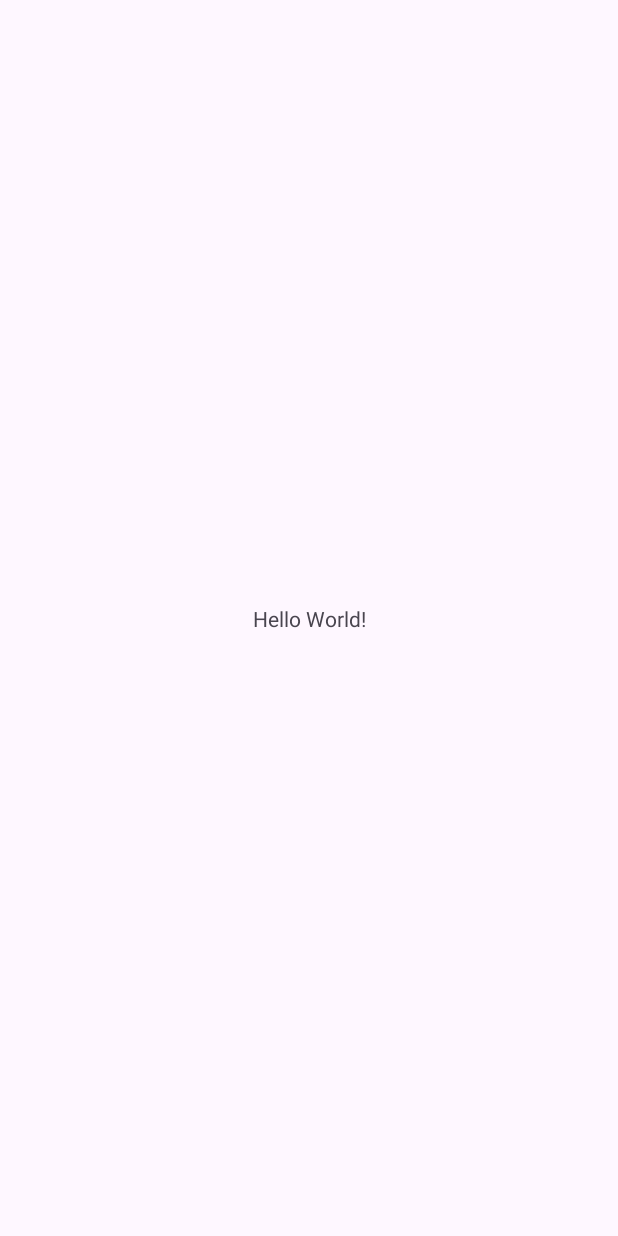
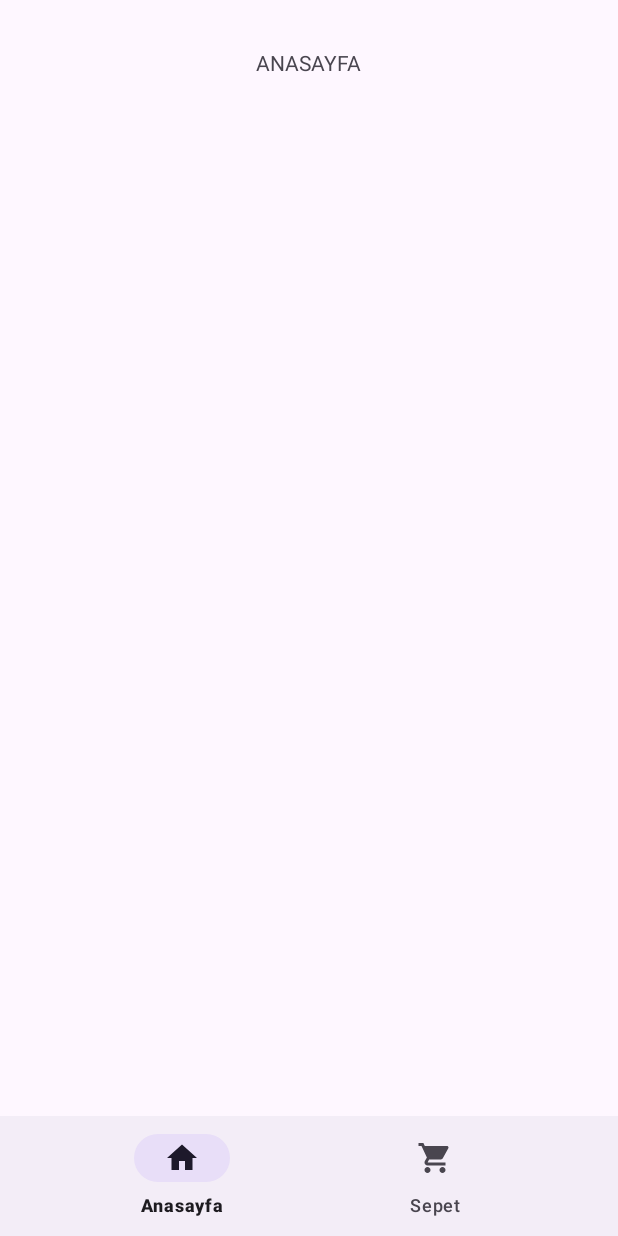
Before and after one commit to kayaalpkoker/kotlin-food-delivery-app, an Android app: the screen it shows after launch (MainActivity), on a phone screen of 412 x 824 dp. Before the commit the screen is almost empty. Run offline under Robolectric (Android 15) with nearby library versions, the phone set to English and light mode, and no system bars; our stand-ins replace Dagger/Hilt's generated code.

Commit message:
Add view binding to fragments, add nav host component

```diff
--- a/app/src/main/AndroidManifest.xml
+++ b/app/src/main/AndroidManifest.xml
@@ -2,7 +2,11 @@
 <manifest xmlns:android="http://schemas.android.com/apk/res/android"
     xmlns:tools="http://schemas.android.com/tools">
 
+    <uses-permission android:name="android.permission.INTERNET"/>
+
     <application
+        android:usesCleartextTraffic="true"
+        android:name=".di.HiltApplication"
         android:allowBackup="true"
         android:dataExtractionRules="@xml/data_extraction_rules"
         android:fullBackupContent="@xml/backup_rules"
--- a/app/src/main/java/com/example/fooddeliveryapp/MainActivity.kt
+++ b/app/src/main/java/com/example/fooddeliveryapp/MainActivity.kt
@@ -2,10 +2,13 @@ package com.example.fooddeliveryapp
 
 import androidx.appcompat.app.AppCompatActivity
 import android.os.Bundle
+import dagger.hilt.android.AndroidEntryPoint
 
+@AndroidEntryPoint
 class MainActivity : AppCompatActivity() {
     override fun onCreate(savedInstanceState: Bundle?) {
         super.onCreate(savedInstanceState)
         setContentView(R.layout.activity_main)
     }
+
 }
--- a/app/src/main/java/com/example/fooddeliveryapp/ui/fragment/AnasayfaFragment.kt
+++ b/app/src/main/java/com/example/fooddeliveryapp/ui/fragment/AnasayfaFragment.kt
@@ -5,56 +5,47 @@ import androidx.fragment.app.Fragment
 import android.view.LayoutInflater
 import android.view.View
 import android.view.ViewGroup
+import androidx.navigation.fragment.findNavController
 import com.example.fooddeliveryapp.R
+import com.example.fooddeliveryapp.databinding.FragmentAnasayfaBinding
+import dagger.hilt.android.AndroidEntryPoint
 
-// TODO: Rename parameter arguments, choose names that match
-// the fragment initialization parameters, e.g. ARG_ITEM_NUMBER
-private const val ARG_PARAM1 = "param1"
-private const val ARG_PARAM2 = "param2"
+@AndroidEntryPoint
+class AnasayfaFragment : Fragment() {
 
-/**
- * A simple [Fragment] subclass.
- * Use the [AnasayfaFragment.newInstance] factory method to
- * create an instance of this fragment.
- */
-class AnasayfaFragment : Fragment() {
-    // TODO: Rename and change types of parameters
-    private var param1: String? = null
-    private var param2: String? = null
-
-    override fun onCreate(savedInstanceState: Bundle?) {
-        super.onCreate(savedInstanceState)
-        arguments?.let {
-            param1 = it.getString(ARG_PARAM1)
-            param2 = it.getString(ARG_PARAM2)
-        }
-    }
+    private lateinit var binding: FragmentAnasayfaBinding
 
     override fun onCreateView(
         inflater: LayoutInflater, container: ViewGroup?,
         savedInstanceState: Bundle?
     ): View? {
         // Inflate the layout for this fragment
-        return inflater.inflate(R.layout.fragment_anasayfa, container, false)
+        binding = FragmentAnasayfaBinding.inflate(inflater, container, false)
+
+
+
+        return binding.root
     }
 
-    companion object {
-        /**
-         * Use this factory method to create a new instance of
-         * this fragment using the provided parameters.
-         *
-         * @param param1 Parameter 1.
-         * @param param2 Parameter 2.
-         * @return A new instance of fragment AnasayfaFragment.
-         */
-        // TODO: Rename and change types and number of parameters
-        @JvmStatic
-        fun newInstance(param1: String, param2: String) =
-            AnasayfaFragment().apply {
-                arguments = Bundle().apply {
-                    putString(ARG_PARAM1, param1)
-                    putString(ARG_PARAM2, param2)
+    override fun onViewCreated(view: View, savedInstanceState: Bundle?) {
+        super.onViewCreated(view, savedInstanceState)
+        setupBottomNavigationView()
+    }
+
+    private fun setupBottomNavigationView() {
+        binding.bottomNav.setOnNavigationItemSelectedListener { item ->
+            when (item.itemId) {
+                R.id.anasayfaFragment -> {
+                    // Do nothing for now
+                    true
                 }
+                R.id.sepetFragment -> {
+                    findNavController().navigate(R.id.switchHomepageToCart)
+                    true
+                }
+                else -> false
             }
+        }
     }
+
 }
--- /dev/null
+++ b/app/src/main/res/drawable/icon_cart.xml
@@ -0,0 +1,5 @@
+<vector android:height="24dp" android:tint="#6F2DBC"
+    android:viewportHeight="24" android:viewportWidth="24"
+    android:width="24dp" xmlns:android="http://schemas.android.com/apk/res/android">
+    <path android:fillColor="@android:color/white" android:pathData="M7,18c-1.1,0 -1.99,0.9 -1.99,2S5.9,22 7,22s2,-0.9 2,-2 -0.9,-2 -2,-2zM1,2v2h2l3.6,7.59 -1.35,2.45c-0.16,0.28 -0.25,0.61 -0.25,0.96 0,1.1 0.9,2 2,2h12v-2L7.42,15c-0.14,0 -0.25,-0.11 -0.25,-0.25l0.03,-0.12 0.9,-1.63h7.45c0.75,0 1.41,-0.41 1.75,-1.03l3.58,-6.49c0.08,-0.14 0.12,-0.31 0.12,-0.48 0,-0.55 -0.45,-1 -1,-1L5.21,4l-0.94,-2L1,2zM17,18c-1.1,0 -1.99,0.9 -1.99,2s0.89,2 1.99,2 2,-0.9 2,-2 -0.9,-2 -2,-2z"/>
+</vector>
--- /dev/null
+++ b/app/src/main/res/drawable/icon_home.xml
@@ -0,0 +1,5 @@
+<vector android:height="24dp" android:tint="#6F2DBC"
+    android:viewportHeight="24" android:viewportWidth="24"
+    android:width="24dp" xmlns:android="http://schemas.android.com/apk/res/android">
+    <path android:fillColor="@android:color/white" android:pathData="M10,20v-6h4v6h5v-8h3L12,3 2,12h3v8z"/>
+</vector>
--- a/app/src/main/res/layout/activity_main.xml
+++ b/app/src/main/res/layout/activity_main.xml
@@ -6,13 +6,17 @@
     android:layout_height="match_parent"
     tools:context=".MainActivity">
 
-    <TextView
-        android:layout_width="wrap_content"
-        android:layout_height="wrap_content"
-        android:text="Hello World!"
+    <androidx.fragment.app.FragmentContainerView
+        android:id="@+id/navHostFragment"
+        android:name="androidx.navigation.fragment.NavHostFragment"
+        android:layout_width="0dp"
+        android:layout_height="0dp"
+        app:defaultNavHost="true"
         app:layout_constraintBottom_toBottomOf="parent"
         app:layout_constraintEnd_toEndOf="parent"
+        app:layout_constraintHorizontal_bias="0.5"
         app:layout_constraintStart_toStartOf="parent"
-        app:layout_constraintTop_toTopOf="parent" />
-
+        app:layout_constraintTop_toTopOf="parent"
+        app:layout_constraintVertical_bias="0.5"
+        app:navGraph="@navigation/main_activity_nav" />
 </androidx.constraintlayout.widget.ConstraintLayout>
--- a/app/src/main/res/layout/fragment_anasayfa.xml
+++ b/app/src/main/res/layout/fragment_anasayfa.xml
@@ -1,14 +1,28 @@
 <?xml version="1.0" encoding="utf-8"?>
-<FrameLayout xmlns:android="http://schemas.android.com/apk/res/android"
+<androidx.constraintlayout.widget.ConstraintLayout xmlns:android="http://schemas.android.com/apk/res/android"
+    xmlns:app="http://schemas.android.com/apk/res-auto"
     xmlns:tools="http://schemas.android.com/tools"
     android:layout_width="match_parent"
     android:layout_height="match_parent"
     tools:context=".ui.fragment.AnasayfaFragment">
 
-    <!-- TODO: Update blank fragment layout -->
+    <com.google.android.material.bottomnavigation.BottomNavigationView
+        android:id="@+id/bottomNav"
+        android:layout_width="0dp"
+        android:layout_height="wrap_content"
+        app:layout_constraintBottom_toBottomOf="parent"
+        app:layout_constraintEnd_toEndOf="parent"
+        app:layout_constraintStart_toStartOf="parent"
+        app:menu="@menu/menu_bottom" />
+
     <TextView
-        android:layout_width="match_parent"
-        android:layout_height="match_parent"
-        android:text="@string/hello_blank_fragment" />
-
-</FrameLayout>
+        android:id="@+id/textView3"
+        android:layout_width="wrap_content"
+        android:layout_height="wrap_content"
+        android:layout_marginTop="32dp"
+        android:text="ANASAYFA"
+        app:layout_constraintEnd_toEndOf="parent"
+        app:layout_constraintHorizontal_bias="0.5"
+        app:layout_constraintStart_toStartOf="parent"
+        app:layout_constraintTop_toTopOf="parent" />
+</androidx.constraintlayout.widget.ConstraintLayout>
--- /dev/null
+++ b/app/src/main/res/menu/menu_bottom.xml
@@ -0,0 +1,13 @@
+<?xml version="1.0" encoding="utf-8"?>
+<menu xmlns:app="http://schemas.android.com/apk/res-auto"
+    xmlns:android="http://schemas.android.com/apk/res/android">
+
+    <item
+        android:id="@+id/anasayfaFragment"
+        android:icon="@drawable/icon_home"
+        android:title="Anasayfa" />
+    <item
+        android:id="@+id/sepetFragment"
+        android:icon="@drawable/icon_cart"
+        android:title="Sepet" />
+</menu>
--- /dev/null
+++ b/app/src/main/res/navigation/main_activity_nav.xml
@@ -0,0 +1,30 @@
+<?xml version="1.0" encoding="utf-8"?>
+<navigation xmlns:android="http://schemas.android.com/apk/res/android"
+    xmlns:app="http://schemas.android.com/apk/res-auto"
+    xmlns:tools="http://schemas.android.com/tools"
+    android:id="@+id/main_activity_nav"
+    app:startDestination="@id/anasayfaFragment">
+
+    <fragment
+        android:id="@+id/anasayfaFragment"
+        android:name="com.example.fooddeliveryapp.ui.fragment.AnasayfaFragment"
+        android:label="fragment_anasayfa"
+        tools:layout="@layout/fragment_anasayfa" >
+        <action
+            android:id="@+id/switchHomepageToProductDetail"
+            app:destination="@id/urunDetayFragment" />
+        <action
+            android:id="@+id/switchHomepageToCart"
+            app:destination="@id/sepetFragment" />
+    </fragment>
+    <fragment
+        android:id="@+id/urunDetayFragment"
+        android:name="com.example.fooddeliveryapp.ui.fragment.UrunDetayFragment"
+        android:label="fragment_urun_detay"
+        tools:layout="@layout/fragment_urun_detay" />
+    <fragment
+        android:id="@+id/sepetFragment"
+        android:name="com.example.fooddeliveryapp.ui.fragment.SepetFragment"
+        android:label="fragment_sepet"
+        tools:layout="@layout/fragment_sepet" />
+</navigation>
--- a/app/src/main/res/values/colors.xml
+++ b/app/src/main/res/values/colors.xml
@@ -2,4 +2,9 @@
 <resources>
     <color name="black">#FF000000</color>
     <color name="white">#FFFFFFFF</color>
+    <color name="mainPurple">#6F2DBC</color>
+    <color name="mainYellow">#F7B744</color>
+    <color name="backgroundGrey">#CFCDCD</color>
+    <color name="confirmationGreen">#3A8335</color>
+    <color name="favoriteRed">#D0302B</color>
 </resources>
--- a/build.gradle
+++ b/build.gradle
@@ -2,7 +2,10 @@
 
 buildscript {
     dependencies {
+        // Navigation Data Transfer
         classpath "androidx.navigation:navigation-safe-args-gradle-plugin:2.6.0"
+
+        // Hilt
         classpath 'com.google.dagger:hilt-android-gradle-plugin:2.44'
     }
 }
```
Also changed, not shown: app/build.gradle (+7 -1 lines), app/src/main/java/com/example/fooddeliveryapp/retrofit/SepetYemeklerDao.kt (+4 -4 lines), app/src/main/java/com/example/fooddeliveryapp/ui/adapter/YemeklerAdapter.kt (+23 -0 lines), app/src/main/java/com/example/fooddeliveryapp/ui/fragment/SepetFragment.kt (+10 -42 lines), app/src/main/java/com/example/fooddeliveryapp/ui/fragment/UrunDetayFragment.kt (+10 -42 lines), app/src/main/res/layout/fragment_sepet.xml (+11 -7 lines), app/src/main/res/layout/fragment_urun_detay.xml (+12 -7 lines).
